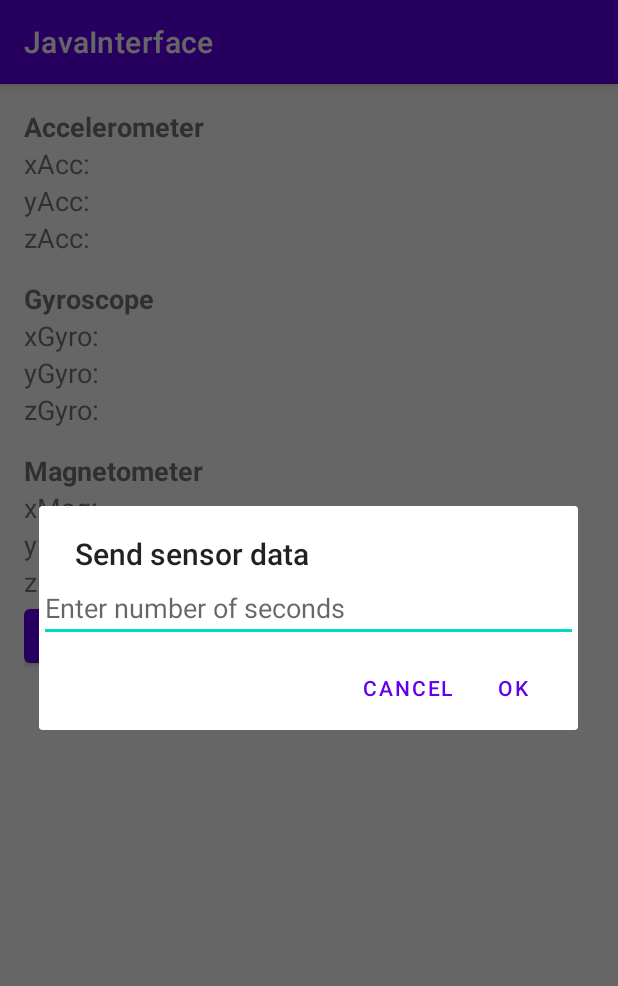
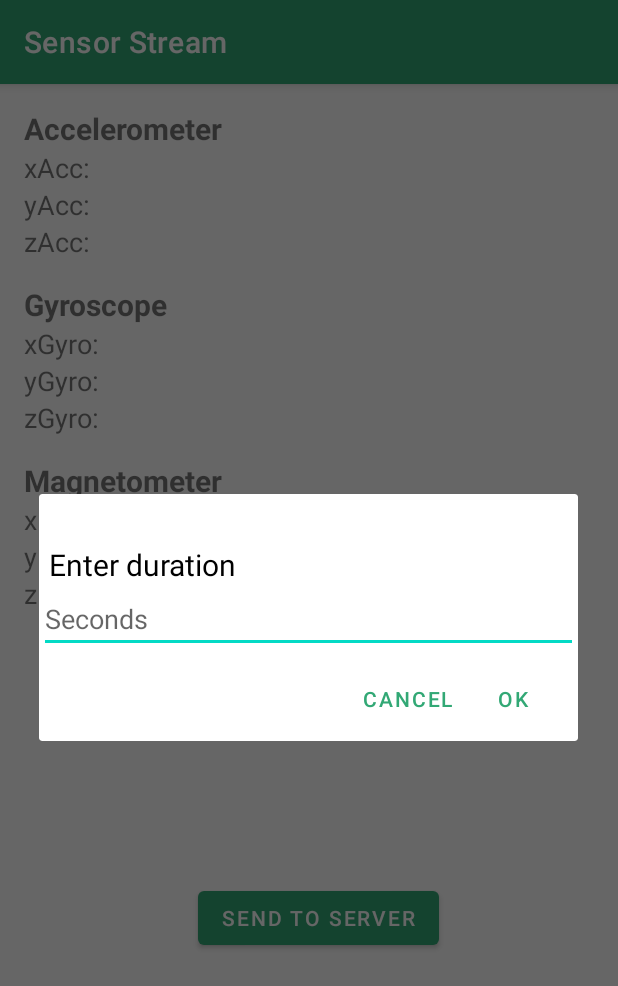
Before and after one commit to maxschlake/sensor-stream, an Android app: the screen it shows after launch (MainActivity), after a tap on "SEND TO SERVER", on a phone screen of 412 x 824 dp. Shown: the top 986 px of the screen. Run offline under Robolectric (Android 15) with nearby library versions, the phone set to English and light mode, and no system bars; 4 statements that could not run were skipped.

Commit message:
Updated UI and cleaned up the cpp and java codes

```diff
--- a/JavaInterface/app/src/main/java/com/example/javainterface/MainActivity.java
+++ b/JavaInterface/app/src/main/java/com/example/javainterface/MainActivity.java
@@ -2,6 +2,8 @@ package com.example.javainterface;
 
 import androidx.appcompat.app.AppCompatActivity;
 import android.os.Bundle;
+import android.text.InputType;
+import android.view.Gravity;
 import android.view.View;
 import android.widget.TextView;
 import android.widget.Button;
@@ -17,14 +19,8 @@ public class MainActivity extends AppCompatActivity {
         System.loadLibrary("getSensorData");
     }
 
-    // Other variable instances
-    private float accX, accY, accZ;
-    private float gyroX, gyroY, gyroZ;
-    private float magX, magY, magZ;
-
     // Native methods
     public native boolean connectToServerAndValidatePassword(String password); // For server connection
-    public native void sendDataToServer(String sensorType, float x, float y, float z);
     public native void startSending(boolean validated);
 
     public native void startAccelerometer(); // For accelerometer
@@ -45,9 +41,6 @@ public class MainActivity extends AppCompatActivity {
 
     // Declare a handler to stop the sensor after a fixed period
     private Handler handler = new Handler();
-
-    // Flag to indicate if the server is ready
-    private boolean isServerReady = false;
 
     @Override
     protected void onCreate(Bundle savedInstanceState) {
@@ -90,12 +83,25 @@ public class MainActivity extends AppCompatActivity {
     // Prompt the user if they want to send data to the server
     private void promptForDataTransmission()
     {
-        AlertDialog.Builder builder = new AlertDialog.Builder(this);
-        builder.setTitle("Send sensor data");
+        AlertDialog.Builder builder = new AlertDialog.Builder(MainActivity.this);
+
+        // Create a TextView for the title and set its properties
+        TextView title = new TextView(this);
+        title.setText(getString(R.string.enter_seconds));
+        title.setPadding(10, 50, 0, 0);
+        title.setTextSize(20);
+        title.setTextColor(getResources().getColor(android.R.color.black));
+
+        // Set up the custom title
+        builder.setCustomTitle(title);
 
         // Set up the input (how many seconds of data to send)
-        final EditText input = new EditText(this);
-        input.setHint("Enter number of seconds");
+        EditText input = new EditText(this);
+        input.setHint("Seconds");
+
+        // Restrict input to numbers only
+        input.setInputType(InputType.TYPE_CLASS_NUMBER);
+
         builder.setView(input);
 
         // Set up the buttons
@@ -119,31 +125,27 @@ public class MainActivity extends AppCompatActivity {
         builder.show();
     }
 
-    // Function to collect the data from all sensors
-    private void sendStoredDataToServer()
-    {
-        // Check if the server is ready
-        if (isServerReady)
-        {
-            sendDataToServer("Acc", accX, accY, accZ);
-            sendDataToServer("Gyro", gyroX, gyroY, gyroZ);
-            sendDataToServer("Mag", magX, magY, magZ);
-        }
-        else
-        {
-            Toast.makeText(MainActivity.this, "Server is not ready", Toast.LENGTH_SHORT).show();
-        }
-    }
-
     // Prompt the user to enter the password before proceeding with data transmission
     private void promptForPassword(int seconds)
     {
-        AlertDialog.Builder builder = new AlertDialog.Builder(this);
-        builder.setTitle("Enter password");
+        AlertDialog.Builder builder = new AlertDialog.Builder(MainActivity.this);
+
+        // Create a TextView for the title and set its properties
+        TextView title = new TextView(this);
+        title.setText(getString(R.string.enter_password));
+        title.setPadding(10, 50, 0, 0);
+        title.setTextSize(20);
+        title.setTextColor(getResources().getColor(android.R.color.black));
+
+        // Set up the custom title
+        builder.setCustomTitle(title);
 
         // Set up the input (password)
-        final EditText passwordInput = new EditText(this);
+        EditText passwordInput = new EditText(this);
         passwordInput.setHint("Password");
+
+        // Set input type to hide text input with '*' (password style)
+        passwordInput.setInputType(InputType.TYPE_CLASS_TEXT | InputType.TYPE_TEXT_VARIATION_PASSWORD);
         builder.setView(passwordInput);
 
         // Set up the buttons
@@ -165,7 +167,7 @@ public class MainActivity extends AppCompatActivity {
                             startSending(true); // Send data
 
                             // Stop sensor collection after 'seconds' seconds
-                            handler.postDelayed(this::stopAllSensors, seconds * 1000);
+                            handler.postDelayed(() -> stopAllSensors(), seconds * 1000);
                         });
                     } else {
                         runOnUiThread(() ->
@@ -175,15 +177,6 @@ public class MainActivity extends AppCompatActivity {
                         });
                     }
                 }).start();
-            }
-
-            // Method to stop all sensors
-            private void stopAllSensors()
-            {
-                stopAccelerometer();
-                stopGyroscope();
-                stopMagnetometer();
-                Toast.makeText(MainActivity.this, "Data collection stopped", Toast.LENGTH_SHORT).show();
             }
         });
         builder.setNegativeButton("CANCEL", new DialogInterface.OnClickListener()
@@ -200,10 +193,6 @@ public class MainActivity extends AppCompatActivity {
     // Method to update the accelerometer data
     public void updateAccelerometerData(float x, float y, float z)
     {
-        accX = x;
-        accY = y;
-        accZ = z;
-
         runOnUiThread(() ->
         {
             xAccTextView.setText(String.format("xAcc: %.6f", x));
@@ -215,10 +204,6 @@ public class MainActivity extends AppCompatActivity {
     // Method to update the gyroscope data
     public void updateGyroscopeData(float x, float y, float z)
     {
-        gyroX = x;
-        gyroY = y;
-        gyroZ = z;
-
         runOnUiThread(() ->
         {
             xGyroTextView.setText(String.format("xGyro: %.6f", x));
@@ -230,10 +215,6 @@ public class MainActivity extends AppCompatActivity {
     // Method to update the gyroscope data
     public void updateMagnetometerData(float x, float y, float z)
     {
-            magX = x;
-            magY = y;
-            magZ = z;
-
             runOnUiThread(() ->
             {
                 xMagTextView.setText(String.format("xMag: %.6f", x));
@@ -242,11 +223,19 @@ public class MainActivity extends AppCompatActivity {
             });
     }
 
-    @Override
-    protected void onDestroy() {
-        super.onDestroy();
+    // Method to stop all sensors
+    private void stopAllSensors()
+    {
         stopAccelerometer();
         stopGyroscope();
         stopMagnetometer();
+        Toast.makeText(MainActivity.this, "Data collection stopped", Toast.LENGTH_SHORT).show();
+    }
+
+    @Override
+    protected void onDestroy()
+    {
+        super.onDestroy();
+        stopAllSensors();
     }
 }
--- a/JavaInterface/app/src/main/res/layout/activity_main.xml
+++ b/JavaInterface/app/src/main/res/layout/activity_main.xml
@@ -11,7 +11,7 @@
         android:layout_height="wrap_content"
         android:text="Accelerometer"
         android:textStyle="bold"
-        android:textSize="18sp" />
+        android:textSize="20sp" />
 
     <TextView
         android:id="@+id/x_acc_value"
@@ -40,7 +40,7 @@
         android:layout_height="wrap_content"
         android:text="Gyroscope"
         android:textStyle="bold"
-        android:textSize="18sp"
+        android:textSize="20sp"
         android:layout_marginTop="16dp" />
 
     <TextView
@@ -70,7 +70,7 @@
         android:layout_height="wrap_content"
         android:text="Magnetometer"
         android:textStyle="bold"
-        android:textSize="18sp"
+        android:textSize="20sp"
         android:layout_marginTop="16dp" />
 
     <TextView
@@ -98,6 +98,8 @@
         android:id="@+id/sendToServerButton"
         android:layout_width="wrap_content"
         android:layout_height="wrap_content"
-        android:text="SEND TO SERVER"/>
+        android:text="SEND TO SERVER"
+        android:layout_marginTop="180dp"
+        android:layout_marginLeft="116dp" />
 
 </LinearLayout>
--- a/JavaInterface/app/src/main/res/values/colors.xml
+++ b/JavaInterface/app/src/main/res/values/colors.xml
@@ -7,4 +7,6 @@
     <color name="teal_700">#FF018786</color>
     <color name="black">#FF000000</color>
     <color name="white">#FFFFFFFF</color>
+    <color name="default_green">#32a875</color>
+    <color name="default_green_variant">#216e4c</color>
 </resources>
--- a/JavaInterface/app/src/main/res/values/strings.xml
+++ b/JavaInterface/app/src/main/res/values/strings.xml
@@ -1,3 +1,5 @@
 <resources>
-    <string name="app_name">JavaInterface</string>
+    <string name="app_name">Sensor Stream</string>
+    <string name="enter_seconds">Enter duration</string>
+    <string name="enter_password">Enter password</string>
 </resources>
--- a/JavaInterface/app/src/main/res/values/themes.xml
+++ b/JavaInterface/app/src/main/res/values/themes.xml
@@ -2,8 +2,8 @@
     <!-- Base application theme. -->
     <style name="Theme.JavaInterface" parent="Theme.MaterialComponents.DayNight.DarkActionBar">
         <!-- Primary brand color. -->
-        <item name="colorPrimary">@color/purple_500</item>
-        <item name="colorPrimaryVariant">@color/purple_700</item>
+        <item name="colorPrimary">@color/default_green</item>
+        <item name="colorPrimaryVariant">@color/default_green_variant</item>
         <item name="colorOnPrimary">@color/white</item>
         <!-- Secondary brand color. -->
         <item name="colorSecondary">@color/teal_200</item>
```
Also changed, not shown: 1 other file.
